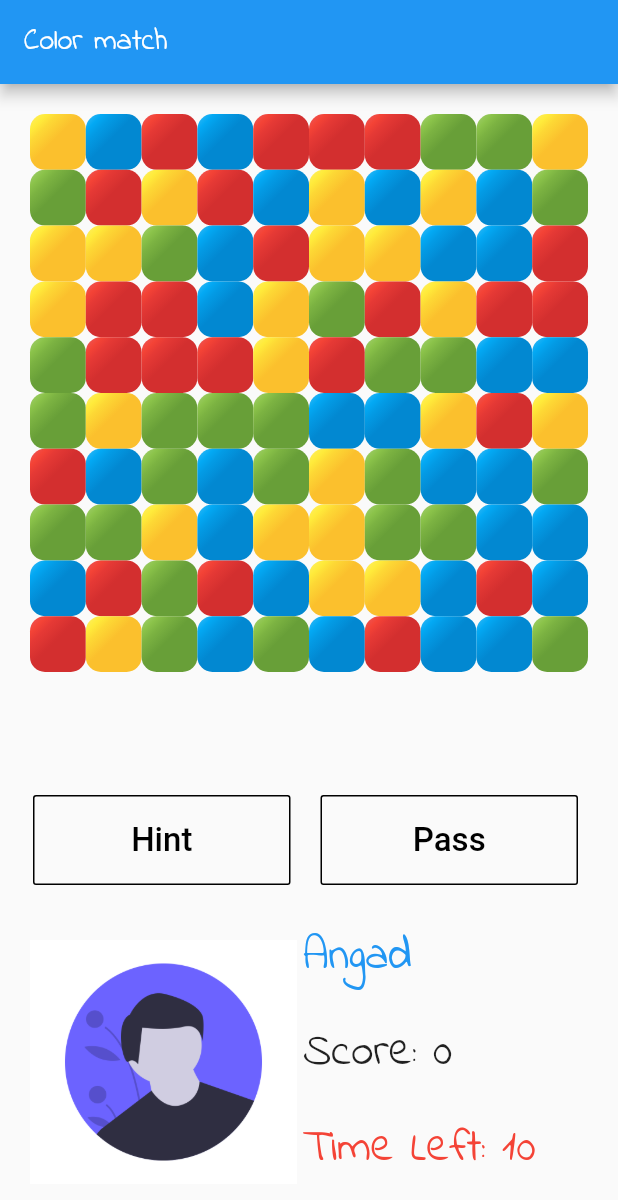
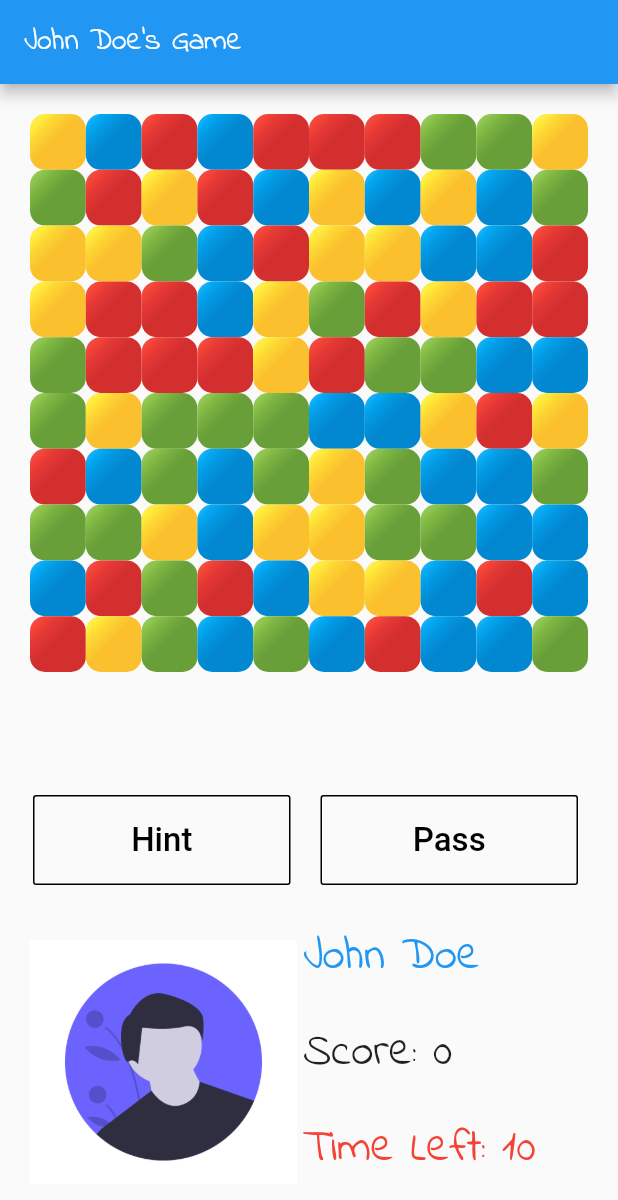
Before and after one commit to angadp/ColorsMultiplayer, a Flutter app: the GamePage screen opened directly, on a phone screen of 412 x 824 dp. Shown: the top 1200 px of the screen. Run offline on Flutter 3.47's test engine with Material 2 defaults, Android fonts, the phone set to English and light mode, and no system bars; our stand-ins replace getflutter; Roboto replaces fonts that are missing (Raleway).

Commit message:
Screenshots and README

```diff
--- a/lib/game.dart
+++ b/lib/game.dart
@@ -1487,7 +1487,7 @@ class _MyHomePageState extends State<GamePage> with WidgetsBindingObserver, Sing
       if(score_a > score_b){
         return Scaffold(
             appBar: AppBar(
-              title: Text(widget.title),
+              title: Text(widget.name+ "'s Game"),
             ),
             body:
             Column(
@@ -1680,7 +1680,7 @@ class _MyHomePageState extends State<GamePage> with WidgetsBindingObserver, Sing
       else{
         return Scaffold(
             appBar: AppBar(
-              title: Text(widget.title),
+              title: Text(widget.name+ "'s Game"),
             ),
             body:
             Column(
@@ -1783,7 +1783,7 @@ class _MyHomePageState extends State<GamePage> with WidgetsBindingObserver, Sing
                                         (
                                         padding: const EdgeInsets.all(4),
                                         child: Text(
-                                          "Angad",
+                                          widget.name,
                                           style: TextStyle(
                                             fontSize: 30.0,
                                             color: Colors.blue,
@@ -1874,7 +1874,7 @@ class _MyHomePageState extends State<GamePage> with WidgetsBindingObserver, Sing
     if (turn == 0) {
         return Scaffold(
             appBar: AppBar(
-              title: Text(widget.title),
+              title: Text(widget.name+ "'s Game"),
             ),
             body:
             Column(
@@ -1977,7 +1977,7 @@ class _MyHomePageState extends State<GamePage> with WidgetsBindingObserver, Sing
                                         (
                                         padding: const EdgeInsets.all(4),
                                         child: Text(
-                                          "Angad",
+                                          widget.name,
                                           style: TextStyle(
                                             fontSize: 30.0,
                                             color: Colors.blue,
@@ -2052,7 +2052,7 @@ class _MyHomePageState extends State<GamePage> with WidgetsBindingObserver, Sing
         }
         return Scaffold(
             appBar: AppBar(
-              title: Text(widget.title),
+              title: Text(widget.name + "'s Game"),
             ),
             body:
             Column(
```
Also changed, not shown: 3 other files.
